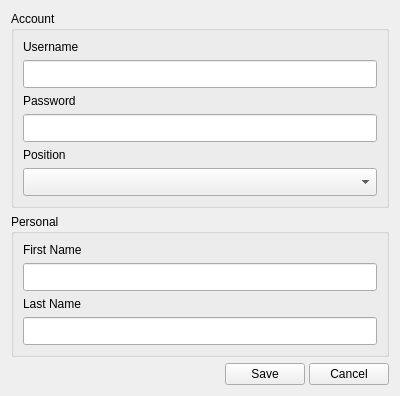
This is settings.ui in peterbucci/PersonalFinanceManager as Qt 5 draws it before an edit. The edited form follows.
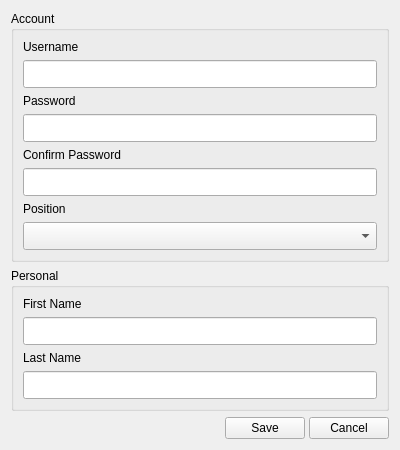
This is the edited form.

Commit message: feat(settings, signup): add password hashing and improve validation

Diff of the .ui file:
```diff
--- a/settings.ui
+++ b/settings.ui
@@ -57,6 +57,26 @@
         </property>
        </widget>
       </item>
+      <item>
+       <widget class="QLabel" name="label">
+        <property name="text">
+         <string>Confirm Password</string>
+        </property>
+       </widget>
+      </item>
+      <item>
+       <widget class="QLineEdit" name="confirmPasswordLineEdit">
+        <property name="layoutDirection">
+         <enum>Qt::LayoutDirection::LeftToRight</enum>
+        </property>
+        <property name="styleSheet">
+         <string notr="true">padding: 5px;</string>
+        </property>
+        <property name="echoMode">
+         <enum>QLineEdit::EchoMode::Password</enum>
+        </property>
+       </widget>
+      </item>
       <item>
        <widget class="QLabel" name="positionLabel">
         <property name="text">
```
The commit also changes 16 other files.
